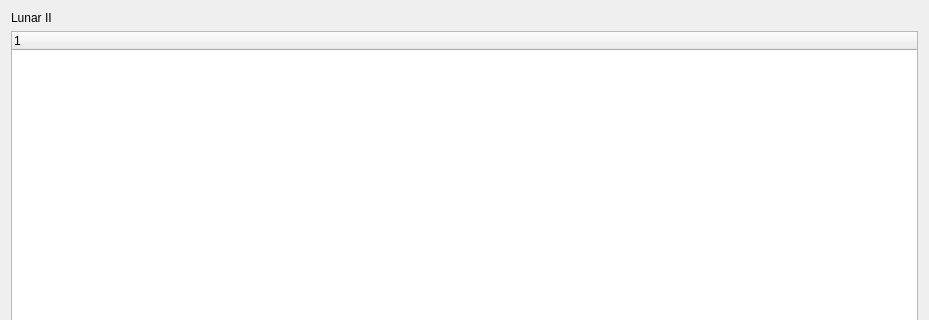
Qt form res/ui/widgets/lunar_two_tab.ui (mareuter/lct-python) before a commit; both pictures show x 0 to 929 and y 0 to 320 of the 929 by 527 pixel window.
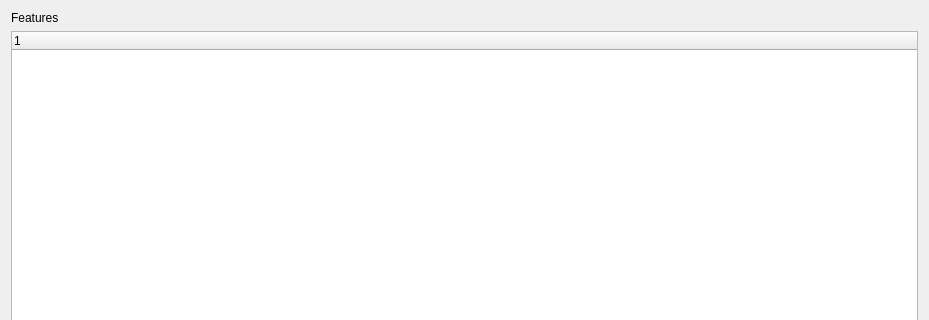
The same form after that commit.

Commit message: Refs #4. Changing labels on tabs.

Patch:
```diff
--- a/res/ui/widgets/lunar_two_tab.ui
+++ b/res/ui/widgets/lunar_two_tab.ui
@@ -19,7 +19,7 @@
      <item>
       <widget class="QLabel" name="lunar_two_label">
        <property name="text">
-        <string>Lunar II</string>
+        <string>Features</string>
        </property>
       </widget>
      </item>
```
The commit also changes 1 other file.
